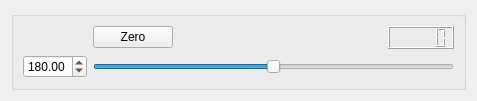
The window that source/wnd/ui/robojoint.ui (ww4u/megarobostudio) describes before a commit, drawn with Qt 5.
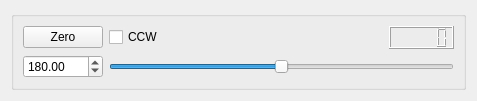
The same window after the commit. Icons and pictures are not drawn.

The edit to the form file:
```diff
--- a/source/wnd/ui/robojoint.ui
+++ b/source/wnd/ui/robojoint.ui
@@ -20,38 +20,6 @@
       <string/>
      </property>
      <layout class="QGridLayout" name="gridLayout">
-      <item row="0" column="0">
-       <widget class="QLabel" name="label">
-        <property name="maximumSize">
-         <size>
-          <width>24</width>
-          <height>24</height>
-         </size>
-        </property>
-        <property name="text">
-         <string/>
-        </property>
-        <property name="pixmap">
-         <pixmap resource="../res/res.qrc">:/res/image/joint/kinematic_b_a.png</pixmap>
-        </property>
-        <property name="scaledContents">
-         <bool>true</bool>
-        </property>
-       </widget>
-      </item>
-      <item row="0" column="1">
-       <widget class="QPushButton" name="pushButton">
-        <property name="maximumSize">
-         <size>
-          <width>100</width>
-          <height>16777215</height>
-         </size>
-        </property>
-        <property name="text">
-         <string>Zero</string>
-        </property>
-       </widget>
-      </item>
       <item row="1" column="0">
        <widget class="QDoubleSpinBox" name="doubleSpinBox">
         <property name="maximum">
@@ -97,6 +65,29 @@
         </property>
        </widget>
       </item>
+      <item row="0" column="0">
+       <widget class="QPushButton" name="pushButton">
+        <property name="enabled">
+         <bool>true</bool>
+        </property>
+        <property name="maximumSize">
+         <size>
+          <width>100</width>
+          <height>16777215</height>
+         </size>
+        </property>
+        <property name="text">
+         <string>Zero</string>
+        </property>
+       </widget>
+      </item>
+      <item row="0" column="1">
+       <widget class="QCheckBox" name="chkInvert">
+        <property name="text">
+         <string>CCW</string>
+        </property>
+       </widget>
+      </item>
      </layout>
     </widget>
    </item>
```
Left out of the diff: 4 changed lines with no effect on the pictures.
